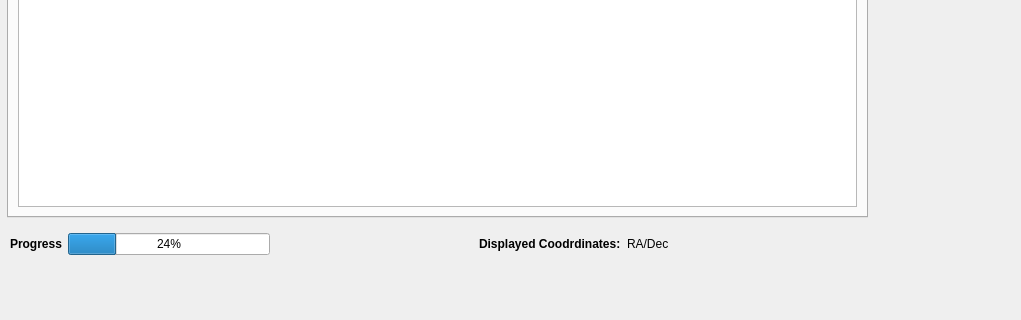
wayman0/CAPS-Analyzer, file src/UIs/Qt-analyzer/mainwindow.ui: the form before one commit; both pictures show x 0 to 1021 and y 518 to 838 of the 1248 by 838 pixel window.
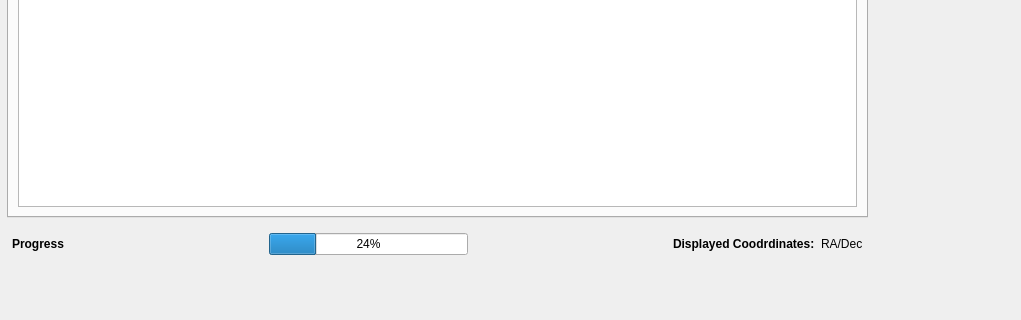
The form after the commit. Icons and pictures are not drawn. Custom widgets are drawn as their Qt base class.

```diff
--- a/src/UIs/Qt-analyzer/mainwindow.ui
+++ b/src/UIs/Qt-analyzer/mainwindow.ui
@@ -464,12 +464,12 @@
      </item>
     </layout>
    </widget>
-   <widget class="QWidget" name="layoutWidget">
+   <widget class="QWidget" name="">
     <property name="geometry">
      <rect>
-      <x>10</x>
+      <x>12</x>
       <y>700</y>
-      <width>861</width>
+      <width>851</width>
       <height>28</height>
      </rect>
     </property>
@@ -487,6 +487,19 @@
        </property>
       </widget>
      </item>
+     <item>
+      <spacer name="horizontalSpacer_2">
+       <property name="orientation">
+        <enum>Qt::Horizontal</enum>
+       </property>
+       <property name="sizeHint" stdset="0">
+        <size>
+         <width>40</width>
+         <height>20</height>
+        </size>
+       </property>
+      </spacer>
+     </item>
      <item>
       <widget class="QProgressBar" name="progressBar">
        <property name="value">
@@ -527,19 +540,6 @@
        </property>
       </widget>
      </item>
-     <item>
-      <spacer name="horizontalSpacer_2">
-       <property name="orientation">
-        <enum>Qt::Horizontal</enum>
-       </property>
-       <property name="sizeHint" stdset="0">
-        <size>
-         <width>40</width>
-         <height>20</height>
-        </size>
-       </property>
-      </spacer>
-     </item>
     </layout>
    </widget>
   </widget>
```
